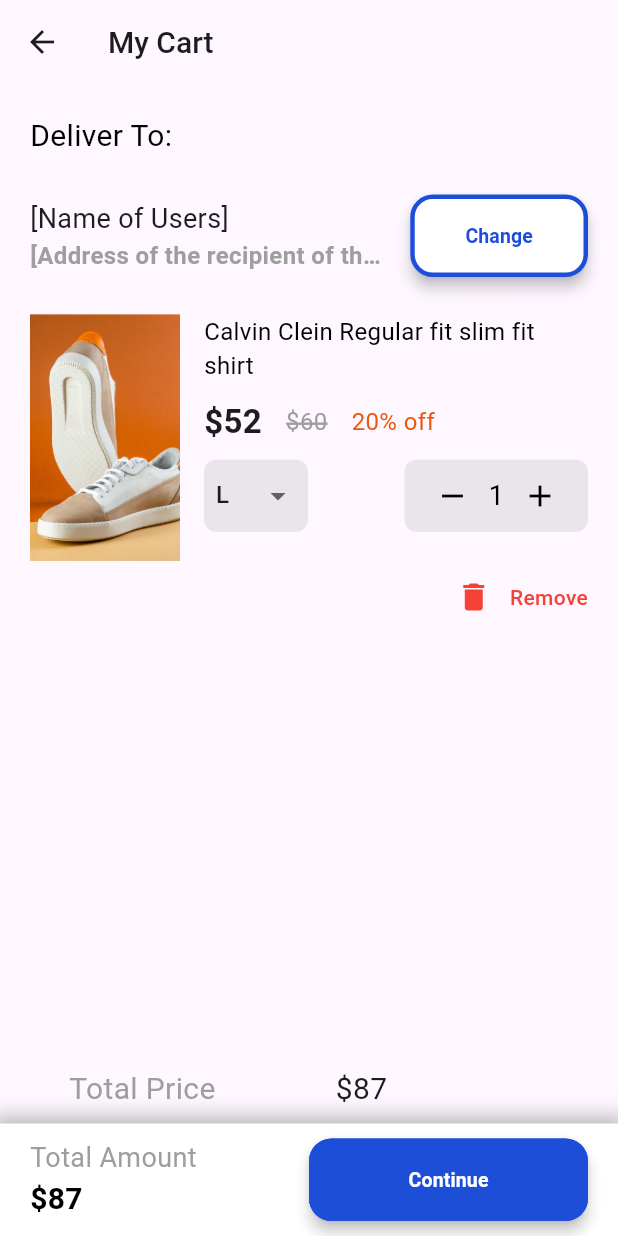
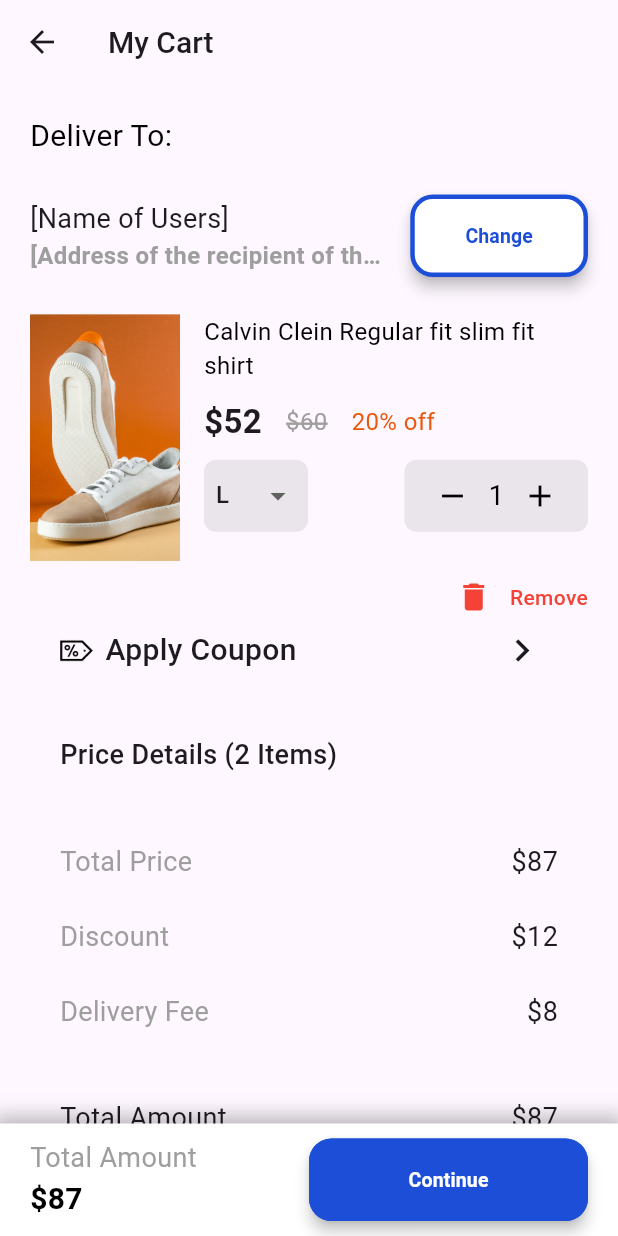
Before and after one commit to sarmiephoenix0x/Ojawa, a Flutter app: the MyCart screen opened directly, on a phone screen of 412 x 824 dp. Run offline on Flutter 3.47's test engine with Material 3 defaults, Android fonts, the phone set to English and light mode, and no system bars; our stand-ins replace carousel_slider, flutter_secure_storage, image_cropper, image_picker, intl_phone_field, shared_preferences; accounts and stored records are empty; Roboto replaces fonts that are missing (Poppins).

Commit message:
Made Changes (12/11/2024)

```diff
--- a/lib/my_cart.dart
+++ b/lib/my_cart.dart
@@ -17,6 +17,14 @@ class _MyCartState extends State<MyCart> {
       'amount': '\$52',
       'slashedPrice': '\$60',
       'discount': '20% off',
+    },
+
+    {
+      'img': 'images/Img3.png',
+      'details': 'Calvin Clein Regular fit slim fit shirt',
+      'amount': '\$62',
+      'slashedPrice': '\$60',
+      'discount': '40% off',
     },
     // You can add more items here
   ];
@@ -42,12 +50,10 @@ class _MyCartState extends State<MyCart> {
           Expanded(
             child: SingleChildScrollView(
               padding: const EdgeInsets.all(20.0),
-              child: SizedBox(
-                height: MediaQuery.of(context).size.height,
               child: Column(
                 crossAxisAlignment: CrossAxisAlignment.start,
                 children: [
-                    Align(
+                  const Align(
                     alignment: Alignment.centerLeft,
                     child: Text(
                       "Deliver To:",
@@ -76,8 +82,7 @@ class _MyCartState extends State<MyCart> {
                               style: TextStyle(
                                 fontFamily: 'Poppins',
                                 fontSize: 18.0,
-                                  color:
-                                      Theme.of(context).colorScheme.onSurface,
+                                color: Theme.of(context).colorScheme.onSurface,
                               ),
                             ),
                             const Text(
@@ -93,15 +98,13 @@ class _MyCartState extends State<MyCart> {
                           ],
                         ),
                       ),
-                        SizedBox(
-                            width: MediaQuery.of(context).size.width * 0.04),
+                      SizedBox(width: MediaQuery.of(context).size.width * 0.04),
                       Expanded(
                         child: Container(
                           width: double.infinity,
                           height: (55 / MediaQuery.of(context).size.height) *
                               MediaQuery.of(context).size.height,
-                            padding:
-                                const EdgeInsets.symmetric(horizontal: 0.0),
+                          padding: const EdgeInsets.symmetric(horizontal: 0.0),
                           child: ElevatedButton(
                             onPressed: () {},
                             style: ButtonStyle(
@@ -150,7 +153,9 @@ class _MyCartState extends State<MyCart> {
                   ),
                   SizedBox(height: MediaQuery.of(context).size.height * 0.03),
                   // Wrap ListView.builder with Expanded to let it take available space
-                    Expanded(
+                  SizedBox(
+                    height: (200 / MediaQuery.of(context).size.height) *
+                        MediaQuery.of(context).size.height,
                     child: ListView.builder(
                       itemCount: items.length,
                       itemBuilder: (context, index) {
@@ -166,13 +171,105 @@ class _MyCartState extends State<MyCart> {
                       },
                     ),
                   ),
+                  Padding(
+                    padding: const EdgeInsets.symmetric(horizontal: 20.0),
+                    child: InkWell(
+                      onTap: () {},
+                      child: Row(
+                        children: [
+                          Row(
+                            children: [
+                              Image.asset(
+                                'images/Coupon.png',
+                                height: 22,
+                              ),
+                              SizedBox(
+                                  width:
+                                      MediaQuery.of(context).size.width * 0.02),
+                              Text(
+                                'Apply Coupon',
+                                style: TextStyle(
+                                  fontFamily: 'Poppins',
+                                  fontWeight: FontWeight.w500,
+                                  fontSize: 20.0,
+                                  color:
+                                      Theme.of(context).colorScheme.onSurface,
+                                ),
+                              ),
+                            ],
+                          ),
+                          const Spacer(),
+                          IconButton(
+                            icon: Icon(
+                              Icons.navigate_next,
+                              color: Theme.of(context).colorScheme.onSurface,
+                              size: 30,
+                            ),
+                            onPressed: null,
+                          ),
+                        ],
+                      ),
+                    ),
+                  ),
+                  SizedBox(height: MediaQuery.of(context).size.height * 0.04),
+                  Padding(
+                    padding: const EdgeInsets.symmetric(horizontal: 20.0),
+                    child: Text(
+                      'Price Details (2 Items)',
+                      style: TextStyle(
+                        fontFamily: 'Poppins',
+                        fontWeight: FontWeight.w500,
+                        fontSize: 18.0,
+                        color: Theme.of(context).colorScheme.onSurface,
+                      ),
+                    ),
+                  ),
                   SizedBox(height: MediaQuery.of(context).size.height * 0.04),
                   priceDetails("Total Price ", "\$87"),
                   priceDetails("Discount", "\$12"),
                   priceDetails("Delivery Fee", "\$8"),
+                  SizedBox(height: MediaQuery.of(context).size.height * 0.04),
+                  Padding(
+                    padding: const EdgeInsets.symmetric(horizontal: 20.0),
+                    child: Row(
+                      mainAxisAlignment: MainAxisAlignment.start,
+                      children: [
+                        Expanded(
+                          flex: 4, // Adjust flex for title width distribution
+                          child: Text(
+                            "Total Amount",
+                            overflow: TextOverflow.ellipsis,
+                            style: TextStyle(
+                              fontFamily: 'Poppins',
+                              fontSize: 18.0,
+                              color: Theme.of(context).colorScheme.onSurface,
+                            ),
+                          ),
+                        ),
+                        const Spacer(),
+                        Expanded(
+                          flex: 4, // Adjust flex for name width distribution
+                          child: Row(
+                            mainAxisAlignment: MainAxisAlignment.end,
+                            children: [
+                              Text(
+                                "\$87",
+                                overflow: TextOverflow.ellipsis,
+                                style: TextStyle(
+                                  fontFamily: 'Poppins',
+                                  fontSize: 18.0,
+                                  color:
+                                      Theme.of(context).colorScheme.onSurface,
+                                ),
+                              ),
+                            ],
+                          ),
+                        ),
+                      ],
+                    ),
+                  ),
                   SizedBox(height: MediaQuery.of(context).size.height * 0.05),
                 ],
-                ),
               ),
             ),
           ),
@@ -449,8 +546,9 @@ class _MyCartState extends State<MyCart> {
 
   Widget priceDetails(String title, String name) {
     return Padding(
-      padding: const EdgeInsets.symmetric(horizontal: 26.0, vertical: 12.0),
+      padding: const EdgeInsets.symmetric(horizontal: 20.0, vertical: 12.0),
       child: Row(
+        mainAxisAlignment: MainAxisAlignment.start,
         children: [
           Expanded(
             flex: 4, // Adjust flex for title width distribution
@@ -459,7 +557,7 @@ class _MyCartState extends State<MyCart> {
               overflow: TextOverflow.ellipsis,
               style: const TextStyle(
                 fontFamily: 'Poppins',
-                fontSize: 20.0,
+                fontSize: 18.0,
                 color: Colors.grey,
               ),
             ),
@@ -467,14 +565,19 @@ class _MyCartState extends State<MyCart> {
           const Spacer(),
           Expanded(
             flex: 4, // Adjust flex for name width distribution
-            child: Text(
+            child: Row(
+              mainAxisAlignment: MainAxisAlignment.end,
+              children: [
+                Text(
                   name,
                   overflow: TextOverflow.ellipsis,
                   style: TextStyle(
                     fontFamily: 'Poppins',
-                fontSize: 20.0,
+                    fontSize: 18.0,
                     color: Theme.of(context).colorScheme.onSurface,
                   ),
+                ),
+              ],
             ),
           ),
         ],
```
Lines whose indentation alone changed are shown as unchanged.
